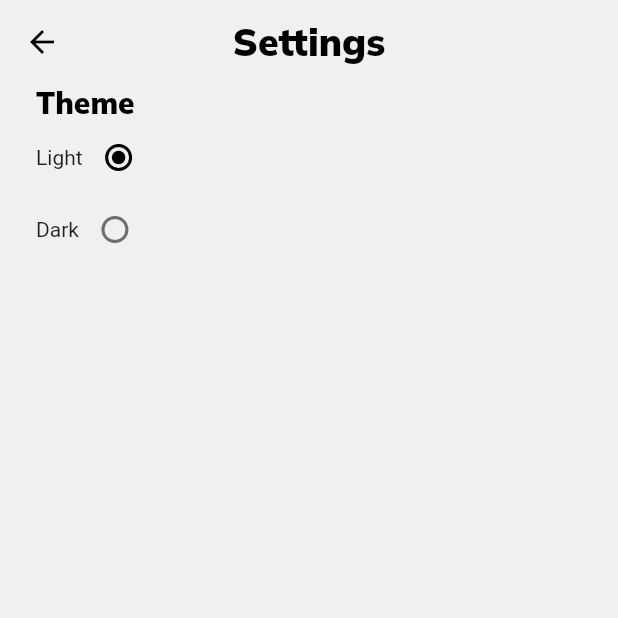
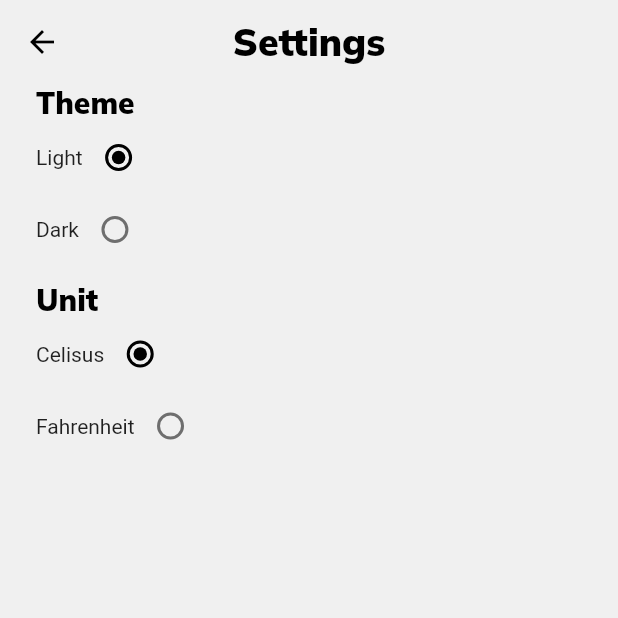
Before and after one commit to HarryJackson1996/WeatherApplication, a Flutter app: the screen it shows after launch, after a tap on the "settings" icon, on a phone screen of 412 x 824 dp, the top half of it. Run offline on Flutter 3.47's test engine with Material 2 defaults, Android fonts, the phone set to English and light mode, and no system bars; our stand-ins replace bloc, connectivity, dio, equatable, flutter_bloc, google_fonts and 2 more; accounts and stored records are empty; generated files the repository leaves out were written again; network calls fail.

Commit message:
Implemented settings bloc
Currently temperature unit conversion setting implemented

```diff
--- a/lib/app.dart
+++ b/lib/app.dart
@@ -1,9 +1,12 @@
 import 'package:flutter/material.dart';
 import 'package:flutter_bloc/flutter_bloc.dart';
 import 'package:hive/hive.dart';
+import 'package:weather_application/blocs/settings/settings_bloc.dart';
 import 'package:weather_application/blocs/weather/weather_bloc.dart';
 import 'package:weather_application/clients/weather_client.dart';
+import 'package:weather_application/models/settings_model.dart';
 import 'package:weather_application/repositories/hive_repository.dart';
+import 'package:weather_application/repositories/settings_repository.dart';
 import 'package:weather_application/repositories/theme_repository.dart';
 import 'package:weather_application/repositories/weather_repository.dart';
 import 'package:weather_application/themes/app_themes.dart';
@@ -35,7 +38,16 @@ class MyApp extends StatelessWidget {
           )..add(
               ThemeFetchedEvent(id: themeBox),
             ),
-        )
+        ),
+        BlocProvider<SettingsBloc>(
+          create: (context) => SettingsBloc(
+            repository: SettingsRepository(
+              box: HiveRepository(Hive.box<Settings>(settingsBox)),
+            ),
+          )..add(
+              SettingsInitEvent(settingsBox),
+            ),
+        ),
       ],
       child: BlocBuilder<ThemeBloc, ThemeData>(
         builder: (context, theme) {
--- /dev/null
+++ b/lib/blocs/settings/settings_bloc.dart
@@ -0,0 +1,50 @@
+import 'dart:async';
+
+import 'package:bloc/bloc.dart';
+import 'package:equatable/equatable.dart';
+import 'package:weather_application/models/settings_model.dart';
+import 'package:weather_application/repositories/settings_repository.dart';
+
+part 'settings_event.dart';
+part 'settings_state.dart';
+
+class SettingsBloc extends Bloc<SettingsEvent, SettingsState> {
+  final SettingsRepository repository;
+
+  SettingsBloc({this.repository})
+      : super(
+          SettingsState(
+            Settings(
+              tempUnit: TempUnit.CELSIUS,
+            ),
+          ),
+        );
+
+  @override
+  Stream<SettingsState> mapEventToState(
+    SettingsEvent event,
+  ) async* {
+    if (event is SettingsInitEvent) {
+      yield* _mapSettingsInitToState(event);
+    }
+    if (event is TempUpdatedEvent) {
+      yield* _mapTempUpdatedToState(event);
+    }
+  }
+
+  Stream<SettingsState> _mapSettingsInitToState(SettingsInitEvent event) async* {
+    Settings settings = await repository.get(event.id);
+    yield SettingsState(settings);
+  }
+
+  Stream<SettingsState> _mapTempUpdatedToState(TempUpdatedEvent event) async* {
+    Settings settings = Settings(tempUnit: event.tempUnit);
+    yield TempUpdatedState(settings);
+    try {
+      await repository.put(event.id, settings);
+      yield SettingsState(settings);
+    } catch (e) {
+      print(e);
+    }
+  }
+}
--- /dev/null
+++ b/lib/blocs/settings/settings_event.dart
@@ -0,0 +1,24 @@
+part of 'settings_bloc.dart';
+
+abstract class SettingsEvent extends Equatable {
+  const SettingsEvent();
+}
+
+class SettingsInitEvent extends SettingsEvent {
+  final String id;
+
+  SettingsInitEvent(this.id);
+
+  @override
+  List<Object> get props => [id];
+}
+
+class TempUpdatedEvent extends SettingsEvent {
+  final String id;
+  final TempUnit tempUnit;
+
+  TempUpdatedEvent(this.id, this.tempUnit);
+
+  @override
+  List<Object> get props => [id, tempUnit];
+}
--- /dev/null
+++ b/lib/blocs/settings/settings_state.dart
@@ -0,0 +1,14 @@
+part of 'settings_bloc.dart';
+
+class SettingsState extends Equatable {
+  final Settings settings;
+
+  const SettingsState(this.settings);
+
+  @override
+  List<Object> get props => [settings];
+}
+
+class TempUpdatedState extends SettingsState {
+  TempUpdatedState(Settings settings) : super(settings);
+}
--- a/lib/consts/box_consts.dart
+++ b/lib/consts/box_consts.dart
@@ -1,2 +1,3 @@
 const String weatherBox = 'currentBox';
 const String themeBox = 'themeBox';
+const String settingsBox = 'settingsBox';
--- a/lib/main.dart
+++ b/lib/main.dart
@@ -8,6 +8,7 @@ import 'package:weather_application/themes/app_themes.dart';
 import 'app.dart';
 import 'consts/box_consts.dart';
 import 'models/weather_model.dart';
+import 'package:weather_application/models/settings_model.dart';
 
 class SimpleBlocDelegate extends BlocObserver {
   @override
@@ -25,6 +26,8 @@ void _registerTypeAdapters() {
   Hive.registerAdapter(WeatherAdapter());
   Hive.registerAdapter(ForecastAdapter());
   Hive.registerAdapter(AppThemeAdapter());
+  Hive.registerAdapter(SettingsAdapter());
+  Hive.registerAdapter(TempUnitAdapter());
 }
 
 void main() async {
@@ -34,6 +37,7 @@ void main() async {
   _registerTypeAdapters();
   await Hive.openBox<Weather>(weatherBox);
   await Hive.openBox<AppTheme>(themeBox);
+  await Hive.openBox<Settings>(settingsBox);
   Bloc.observer = SimpleBlocDelegate();
   runApp(MyApp());
 }
--- /dev/null
+++ b/lib/models/settings_model.dart
@@ -0,0 +1,20 @@
+import 'package:hive/hive.dart';
+part 'settings_model.g.dart';
+
+@HiveType(typeId: 3)
+enum TempUnit {
+  @HiveField(0)
+  CELSIUS,
+  @HiveField(1)
+  FAHRENHEIT
+}
+
+@HiveType(typeId: 4)
+class Settings {
+  @HiveField(0)
+  TempUnit tempUnit;
+
+  Settings({
+    this.tempUnit,
+  });
+}
--- /dev/null
+++ b/lib/repositories/settings_repository.dart
@@ -0,0 +1,27 @@
+import 'package:weather_application/interfaces/i_repository.dart';
+import '../models/settings_model.dart';
+
+class SettingsRepository implements IRepository {
+  final IRepository<Settings> box;
+
+  SettingsRepository({
+    this.box,
+  }) : assert(box != null);
+
+  @override
+  Future<Settings> get(id, [String cityName, String unit]) async {
+    final settings = await this.box.get(id);
+    if (settings != null) {
+      return settings;
+    } else {
+      final Settings settings = Settings(tempUnit: TempUnit.CELSIUS);
+      await put(id, settings);
+      return settings;
+    }
+  }
+
+  @override
+  Future<void> put(id, object) async {
+    await this.box.put(id, object);
+  }
+}
--- a/lib/screens/settings/settings_screen.dart
+++ b/lib/screens/settings/settings_screen.dart
@@ -1,8 +1,12 @@
 import 'package:flutter/material.dart';
+import 'package:flutter_bloc/flutter_bloc.dart';
+import 'package:weather_application/blocs/settings/settings_bloc.dart';
+import 'package:weather_application/consts/box_consts.dart';
 import 'package:weather_application/utils/enums.dart';
 import 'package:weather_application/widgets/annotated_scaffold.dart';
 import 'package:weather_application/widgets/themed_text.dart';
 import 'widgets/settings_item.dart';
+import 'package:weather_application/models/settings_model.dart';
 
 class SettingsScreen extends StatelessWidget {
   const SettingsScreen({Key key}) : super(key: key);
@@ -31,6 +35,9 @@ class SettingsScreen extends StatelessWidget {
           children: [
             SettingsItem(
               title: 'Theme',
+            ),
+            CustomItem(
+              title: 'Unit',
             )
           ],
         ),
@@ -38,3 +45,73 @@ class SettingsScreen extends StatelessWidget {
     );
   }
 }
+
+class CustomItem extends StatelessWidget {
+  final String title;
+  final List<Widget> items;
+
+  CustomItem({
+    this.title,
+    this.items,
+  });
+
+  int getValue(TempUnit unit, TempUnit current) {
+    if (current == TempUnit.CELSIUS && unit == TempUnit.CELSIUS) {
+      return 0;
+    } else if (current == TempUnit.FAHRENHEIT && unit == TempUnit.FAHRENHEIT) {
+      return 0;
+    } else {
+      return 1;
+    }
+  }
+
+  @override
+  Widget build(BuildContext context) {
+    return BlocBuilder<SettingsBloc, SettingsState>(
+      builder: (context, state) {
+        return Container(
+          padding: EdgeInsets.only(left: 24.0, right: 24.0, bottom: 10.0),
+          child: Column(
+            children: [
+              Align(
+                alignment: Alignment.centerLeft,
+                child: ThemedText(
+                  title,
+                  themedTextStyle: ThemedTextStyle.H2,
+                ),
+              ),
+              Row(
+                children: [
+                  ThemedText(
+                    'Celisus',
+                  ),
+                  Radio(
+                    value: getValue(BlocProvider.of<SettingsBloc>(context).state.settings.tempUnit, TempUnit.CELSIUS),
+                    groupValue: 0,
+                    activeColor: Theme.of(context).indicatorColor,
+                    focusColor: Theme.of(context).indicatorColor,
+                    onChanged: (index) async => BlocProvider.of<SettingsBloc>(context).add(TempUpdatedEvent(settingsBox, TempUnit.CELSIUS)),
+                  ),
+                ],
+              ),
+              Row(
+                children: [
+                  ThemedText(
+                    'Fahrenheit',
+                  ),
+                  Radio(
+                    value: getValue(BlocProvider.of<SettingsBloc>(context).state.settings.tempUnit, TempUnit.FAHRENHEIT),
+                    groupValue: 0,
+                    activeColor: Theme.of(context).indicatorColor,
+                    focusColor: Theme.of(context).indicatorColor,
+                    onChanged: (index) async => BlocProvider.of<SettingsBloc>(context).add(TempUpdatedEvent(settingsBox, TempUnit.FAHRENHEIT)),
+                  ),
+                ],
+              ),
+            ],
+          ),
+        );
+      },
+    );
+  }
+}
--- a/lib/screens/weather/weather_screen.dart
+++ b/lib/screens/weather/weather_screen.dart
@@ -1,4 +1,5 @@
 import 'package:hive/hive.dart';
+import 'package:weather_application/blocs/settings/settings_bloc.dart';
 import 'package:weather_application/consts/consts.dart';
 import 'package:weather_application/models/weather_model.dart';
 import 'package:weather_application/utils/date_utils.dart';
@@ -118,6 +119,8 @@ class _WeatherScreenState extends State<WeatherScreen> with SingleTickerProvider
       _controller.reset();
       _controller.forward();
 
+      return BlocBuilder<SettingsBloc, SettingsState>(
+        builder: (context, settingsState) {
           return Column(
             mainAxisAlignment: MainAxisAlignment.start,
             children: [
@@ -126,7 +129,7 @@ class _WeatherScreenState extends State<WeatherScreen> with SingleTickerProvider
                 child: Container(
                   color: Theme.of(context).backgroundColor,
                   padding: EdgeInsets.only(left: 20.0, right: 20.0, bottom: 10.0),
-              child: CurrentWeatherCard(state.weather),
+                  child: CurrentWeatherCard(state.weather, settingsState.settings),
                 ).animate(
                   _controller,
                   start: 0.2,
@@ -140,7 +143,7 @@ class _WeatherScreenState extends State<WeatherScreen> with SingleTickerProvider
                 child: Container(
                   color: Theme.of(context).backgroundColor,
                   padding: EdgeInsets.only(bottom: 10.0),
-              child: ForecastWeather(state.weather.forecast.forecast),
+                  child: ForecastWeather(state.weather.forecast.forecast, settingsState.settings),
                 ).animate(
                   _controller,
                   start: 0.4,
@@ -150,6 +153,8 @@ class _WeatherScreenState extends State<WeatherScreen> with SingleTickerProvider
                 ),
               ),
             ],
+          );
+        },
       );
     }
     if (state is WeatherLoadFailure) {
--- a/lib/screens/weather/widgets/forecast/forecast_weather.dart
+++ b/lib/screens/weather/widgets/forecast/forecast_weather.dart
@@ -3,11 +3,13 @@ import 'package:weather_application/models/weather_model.dart';
 import 'package:weather_application/utils/enums.dart';
 import 'package:weather_application/widgets/themed_text.dart';
 import 'forecast_weather_item.dart';
+import 'package:weather_application/models/settings_model.dart';
 
 class ForecastWeather extends StatelessWidget {
   final List<Weather> forecast;
+  final Settings settings;
 
-  ForecastWeather(this.forecast) : assert(forecast != null);
+  ForecastWeather(this.forecast, this.settings) : assert(forecast != null);
 
   @override
   Widget build(BuildContext context) {
@@ -38,7 +40,7 @@ class ForecastWeather extends StatelessWidget {
               scrollDirection: Axis.horizontal,
               itemCount: forecast.length,
               itemBuilder: (BuildContext context, int index) {
-                return ForecastWeatherItem(forecast[index]);
+                return ForecastWeatherItem(forecast[index], settings);
               },
             ),
           ),
--- a/lib/screens/weather/widgets/weather/weather_trailing_widget.dart
+++ b/lib/screens/weather/widgets/weather/weather_trailing_widget.dart
@@ -3,13 +3,14 @@ import 'package:weather_application/models/weather_model.dart';
 import 'package:weather_application/utils/date_utils.dart';
 import 'package:weather_application/utils/weather_icons_icons.dart';
 import 'package:weather_application/widgets/divider.dart';
-
+import 'package:weather_application/models/settings_model.dart';
 import 'horizontal_weather_item.dart';
 
 class WeatherTrailingWidget extends StatelessWidget {
   final Weather weather;
+  final Settings settings;
 
-  WeatherTrailingWidget(this.weather);
+  WeatherTrailingWidget(this.weather, this.settings);
 
   @override
   Widget build(BuildContext context) {
```
Also changed, not shown: lib/screens/weather/widgets/forecast/forecast_weather_item.dart (+5 -2 lines), lib/screens/weather/widgets/weather/weather_card.dart (+5 -3 lines), lib/screens/weather/widgets/weather/weather_leading_widget.dart (+7 -4 lines), lib/utils/temp_utils.dart (added, +18 -0 lines), lib/models/settings_model.g.dart (added). Lines whose indentation alone changed are shown as unchanged.
